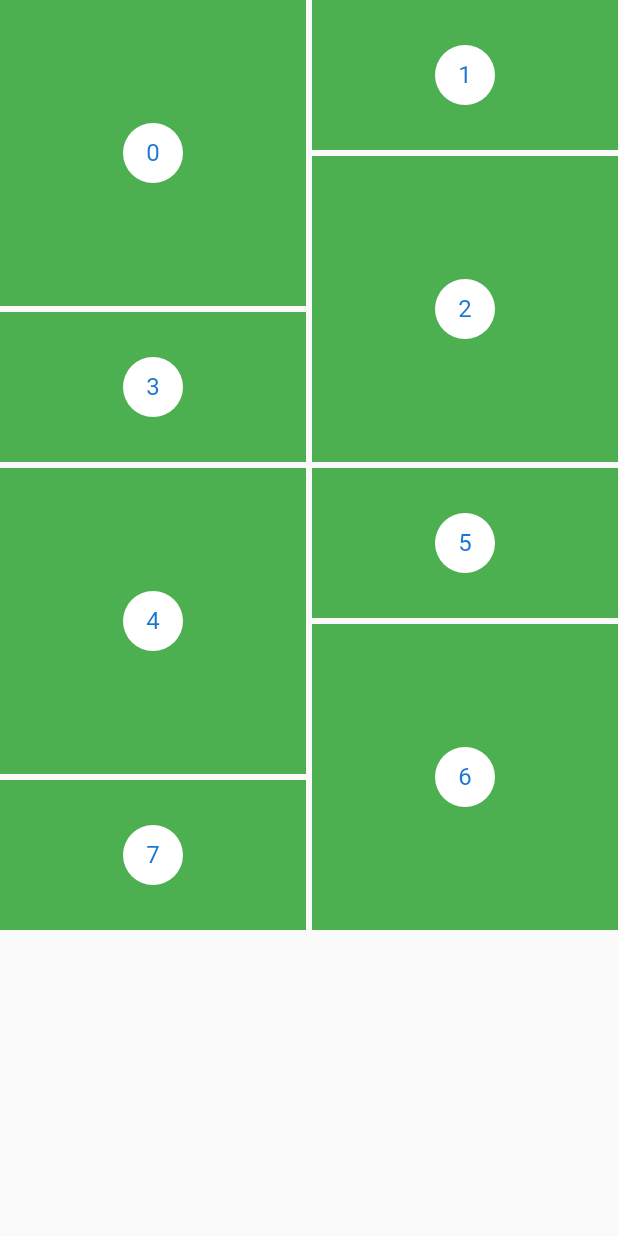
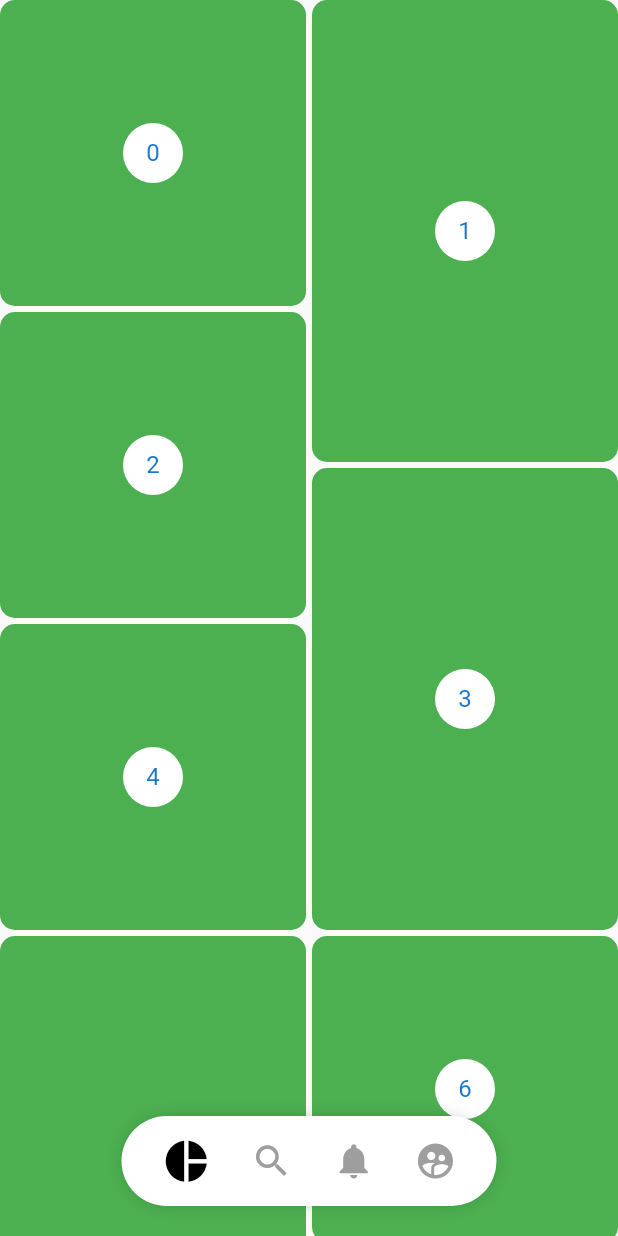
Before and after one commit to PACOdergod/app_dise-os_avanzados, a Flutter app: the screen it shows after launch, on a phone screen of 412 x 824 dp. Run offline on Flutter 3.47's test engine with Material 2 defaults, Android fonts, the phone set to English and light mode, and no system bars; our stand-ins replace flutter_svg.

Commit message:
el grid y el menu ya estan en la misma pagina, falta implementar sus funcionalidades

```diff
--- a/lib/src/pages/pinterest_page.dart
+++ b/lib/src/pages/pinterest_page.dart
@@ -1,3 +1,4 @@
+import 'package:circular_progress/src/widgets/pinterest_menu.dart';
 import 'package:flutter/cupertino.dart';
 import 'package:flutter/material.dart';
 import 'package:flutter_staggered_grid_view/flutter_staggered_grid_view.dart';
@@ -6,31 +7,51 @@ class PinterstPage extends StatelessWidget {
   @override
   Widget build(BuildContext context) {
     return Scaffold(
-      body: Container(
-        child: PiterestGrid(),
-      ),
+      body: Stack(children: [
+        PinterestGrid(),
+        Positioned(
+          bottom: 20,
+          width: MediaQuery.of(context).size.width,
+          child: Center(child: PinterestMenu()),
+        )
+      ],)
     );
   }
 }
 
-class PiterestGrid extends StatelessWidget {
+class PinterestGrid extends StatelessWidget {
+  final List<int> items = List.generate(100, (index) => index);
+
   @override
   Widget build(BuildContext context) {
     return new StaggeredGridView.countBuilder(
       crossAxisCount: 4,
-      itemCount: 8,
-      itemBuilder: (BuildContext context, int index) => new Container(
-          color: Colors.green,
-          child: new Center(
-            child: new CircleAvatar(
-              backgroundColor: Colors.white,
-              child: new Text('$index'),
-            ),
-          )),
+      itemCount: items.length,
+      itemBuilder: (BuildContext context, int index) => _PinterestItem(index),
       staggeredTileBuilder: (int index) =>
-          new StaggeredTile.count(2, index.isEven ? 2 : 1),
+          new StaggeredTile.count(2, index.isEven ? 2 : 3),
       mainAxisSpacing: 4.0,
       crossAxisSpacing: 4.0,
     );
   }
 }
+
+class _PinterestItem extends StatelessWidget {
+  final int index;
+  _PinterestItem(this.index);
+
+  @override
+  Widget build(BuildContext context) {
+    return new Container(
+      decoration: BoxDecoration(
+        color: Colors.green,
+        borderRadius: BorderRadius.all(Radius.circular(10))
+      ),
+        child: new Center(
+          child: new CircleAvatar(
+            backgroundColor: Colors.white,
+            child: new Text('$index'),
+          ),
+        ));
+  }
+}
--- /dev/null
+++ b/lib/src/widgets/pinterest_menu.dart
@@ -0,0 +1,90 @@
+import 'package:flutter/material.dart';
+import 'package:provider/provider.dart';
+
+class PinterestButton {
+  final IconData icon;
+  final Function onPress;
+
+  PinterestButton(this.icon, this.onPress);
+}
+
+class PinterestMenu extends StatelessWidget {
+  final List<PinterestButton> items = [
+    PinterestButton(Icons.pie_chart, () => print("pie_chart")),
+    PinterestButton(Icons.search, () => print("search")),
+    PinterestButton(Icons.notifications, () => print("notifications")),
+    PinterestButton(
+        Icons.supervised_user_circle, () => print("supervised_user_circle")),
+  ];
+
+  @override
+  Widget build(BuildContext context) {
+    return ChangeNotifierProvider(
+        create: (_) => new _MenuModel(), child: _createMenu(items));
+  }
+}
+
+Widget _createMenu(List<PinterestButton> items) {
+  return Container(
+        width: 250,
+        height: 60,
+        decoration: BoxDecoration(
+            color: Colors.white,
+            borderRadius: BorderRadius.all(Radius.circular(100)),
+            boxShadow: [
+              BoxShadow(color: Colors.black38, blurRadius: 10, spreadRadius: -5)
+            ]),
+        child: _menuButton(items));
+}
+
+Row _menuButton(List<PinterestButton> items) {
+  final List<_MenuBItem> icons = [];
+
+  int index = 0;
+  for (var item in items) {
+    var iB = _MenuBItem(index, item);
+    icons.add(iB);
+    index++;
+  }
+
+  return Row(
+    children: icons,
+    mainAxisAlignment: MainAxisAlignment.spaceEvenly,
+  );
+}
+
+class _MenuBItem extends StatelessWidget {
+  final int index;
+  final PinterestButton item;
+
+  _MenuBItem(this.index, this.item);
+
+  @override
+  Widget build(BuildContext context) {
+    final itemSelect = Provider.of<_MenuModel>(context).itemSeleccionado;
+
+    return GestureDetector(
+      onTap: () {
+        Provider.of<_MenuModel>(context, listen: false).itemSeleccionado = index;
+        item.onPress();
+      },
+      behavior: HitTestBehavior.translucent,
+      child: Container(
+        child: Icon(
+          item.icon,
+          size: (itemSelect == index) ? 33 : 28,
+          color: (itemSelect == index) ? Colors.black : Colors.grey,
+        ),
+      ),
+    );
+  }
+}
+
+class _MenuModel with ChangeNotifier {
+  int _indexSelect = 0;
+  int get itemSeleccionado => _indexSelect;
+  set itemSeleccionado(int index) {
+    _indexSelect = index;
+    notifyListeners();
+  }
+}
```
